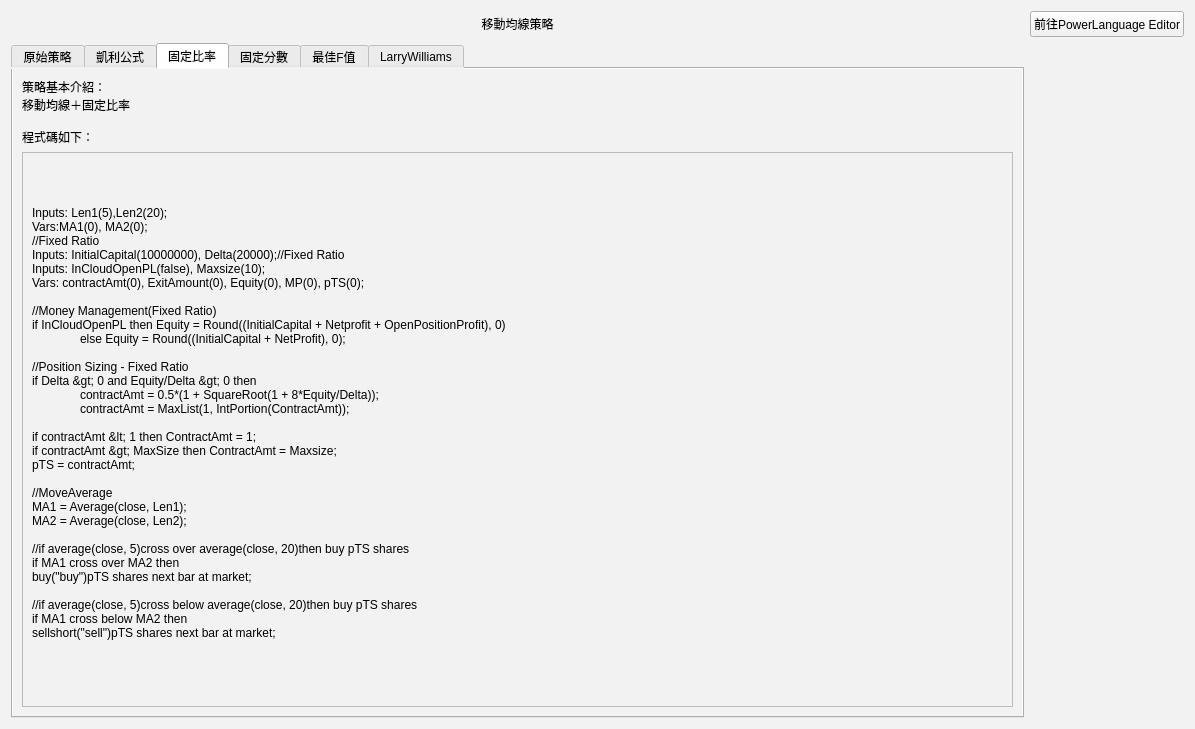
Old version of the form MoveAverage_Strategies_UI.ui in the repository allen93075/Winner.
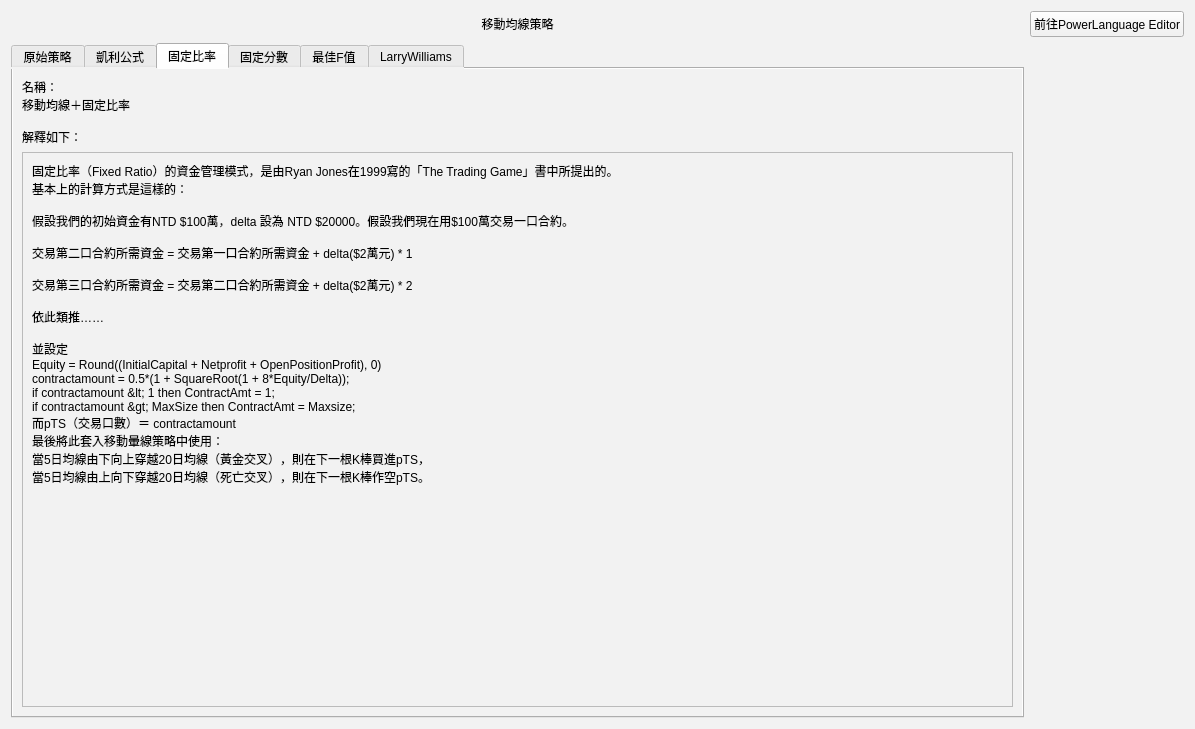
New version of the form. The open tabs and pages were chosen to show the change.

Commit message: 策略介面、內容修改

```diff
--- a/MoveAverage_Strategies_UI.ui
+++ b/MoveAverage_Strategies_UI.ui
@@ -191,10 +191,10 @@
        <item row="0" column="0">
         <widget class="QLabel" name="label_4">
          <property name="text">
-          <string>策略基本介紹：
+          <string>名稱：
 移動均線＋固定比率
 
-程式碼如下：</string>
+解釋如下：</string>
          </property>
         </widget>
        </item>
@@ -216,39 +216,31 @@
            <item row="0" column="0">
             <widget class="QLabel" name="label_11">
              <property name="text">
-              <string>Inputs: Len1(5),Len2(20);
-Vars:MA1(0), MA2(0);
-//Fixed Ratio
-Inputs: InitialCapital(10000000), Delta(20000);//Fixed Ratio
-Inputs: InCloudOpenPL(false), Maxsize(10);
-Vars: contractAmt(0), ExitAmount(0), Equity(0), MP(0), pTS(0);
+              <string>固定比率（Fixed Ratio）的資金管理模式，是由Ryan Jones在1999寫的「The Trading Game」書中所提出的。
+基本上的計算方式是這樣的：
 
-//Money Management(Fixed Ratio)
-if InCloudOpenPL then Equity = Round((InitialCapital + Netprofit + OpenPositionProfit), 0)
-	else Equity = Round((InitialCapital + NetProfit), 0);
+假設我們的初始資金有NTD $100萬，delta 設為 NTD $20000。假設我們現在用$100萬交易一口合約。
 
-//Position Sizing - Fixed Ratio
-if Delta &gt; 0 and Equity/Delta &gt; 0 then
-	contractAmt = 0.5*(1 + SquareRoot(1 + 8*Equity/Delta));
-	contractAmt = MaxList(1, IntPortion(ContractAmt));
+交易第二口合約所需資金 = 交易第一口合約所需資金 + delta($2萬元) * 1
 
-if contractAmt &lt; 1 then ContractAmt = 1;
-if contractAmt &gt; MaxSize then ContractAmt = Maxsize;
-pTS = contractAmt;
+交易第三口合約所需資金 = 交易第二口合約所需資金 + delta($2萬元) * 2
 
-//MoveAverage
-MA1 = Average(close, Len1);
-MA2 = Average(close, Len2);
+依此類推……
 
-//if average(close, 5)cross over average(close, 20)then buy pTS shares
-if MA1 cross over MA2 then
-buy(&quot;buy&quot;)pTS shares next bar at market;
-
-//if average(close, 5)cross below average(close, 20)then buy pTS shares
-if MA1 cross below MA2 then
-sellshort(&quot;sell&quot;)pTS shares next bar at market;
+並設定
+Equity = Round((InitialCapital + Netprofit + OpenPositionProfit), 0)
+contractamount = 0.5*(1 + SquareRoot(1 + 8*Equity/Delta));
+if contractamount &lt; 1 then ContractAmt = 1;
+if contractamount &gt; MaxSize then ContractAmt = Maxsize;
+而pTS（交易口數）＝ contractamount
+最後將此套入移動暈線策略中使用：
+當5日均線由下向上穿越20日均線（黃金交叉），則在下一根K棒買進pTS，
+當5日均線由上向下穿越20日均線（死亡交叉），則在下一根K棒作空pTS。
 </string>
              </property>
+             <property name="alignment">
+              <set>Qt::AlignLeading|Qt::AlignLeft|Qt::AlignTop</set>
+             </property>
             </widget>
            </item>
           </layout>
```
Left out of the diff: 190 changed lines with no effect on the pictures. The commit also changes 7 other files.
